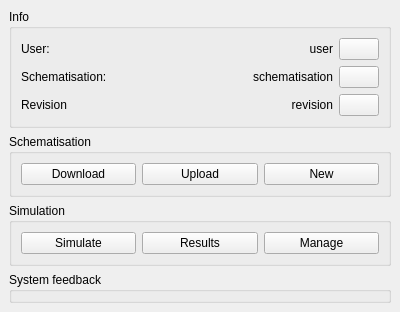
First picture: the form in threedi_models_simulations/widgets/dock.ui, repository nens/threedi-models-simulations, before the edit.
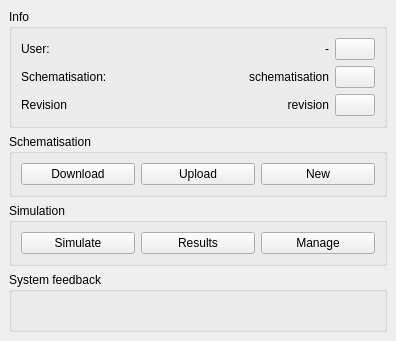
Second picture: the form after the edit. Custom widgets are drawn as their Qt base class.

Commit message: Stub logging out

Diff of the .ui file:
```diff
--- a/threedi_models_simulations/widgets/dock.ui
+++ b/threedi_models_simulations/widgets/dock.ui
@@ -6,8 +6,8 @@
    <rect>
     <x>0</x>
     <y>0</y>
-    <width>400</width>
-    <height>300</height>
+    <width>396</width>
+    <height>341</height>
    </rect>
   </property>
   <property name="windowTitle">
@@ -24,7 +24,7 @@
        <item row="0" column="1">
         <widget class="QLabel" name="label_4">
          <property name="text">
-          <string>user</string>
+          <string>-</string>
          </property>
          <property name="alignment">
           <set>Qt::AlignRight|Qt::AlignTrailing|Qt::AlignVCenter</set>
```
Left out of the diff: 2 changed lines with no effect on the pictures. The commit also changes 2 other files.
